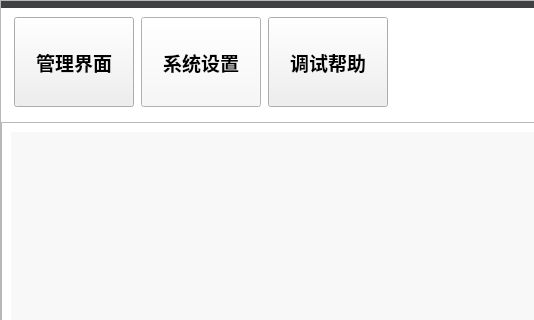
ylxcvvan/Supermarket-Commodity-Management-System, file main/mainwidget.ui: the form before one commit; both pictures show x 0 to 534 and y 0 to 320 of the 905 by 724 pixel window.
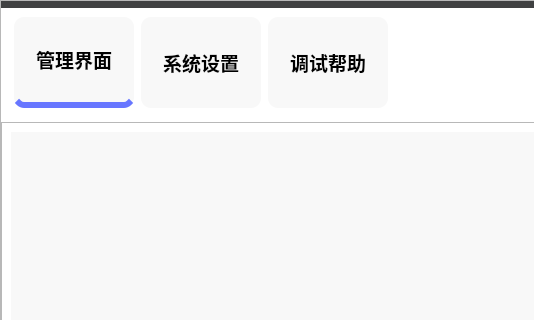
The form after the commit. Icons and pictures are not drawn.

Commit message: 恢复了最初的ui界面， 完成了订单管理的表查询与显示功能， 设置了 该界面将永远位于视图的最上方

Patch:
```diff
--- a/main/mainwidget.ui
+++ b/main/mainwidget.ui
@@ -123,7 +123,7 @@
             <item>
              <widget class="QToolButton" name="toolButtonMain">
               <property name="sizePolicy">
-               <sizepolicy hsizetype="Fixed" vsizetype="Fixed">
+               <sizepolicy hsizetype="Fixed" vsizetype="Expanding">
                 <horstretch>0</horstretch>
                 <verstretch>0</verstretch>
                </sizepolicy>
@@ -145,7 +145,23 @@
                <enum>Qt::NoFocus</enum>
               </property>
               <property name="styleSheet">
-               <string notr="true">toolButtonMain { outline: none; }</string>
+               <string notr="true">#toolButtonMain{
+    border-radius: 10px;
+    background-color: rgb(248, 248, 248);
+}
+
+#toolButtonMain:hover {
+    background-color: rgb(248, 248, 248);
+    border-bottom: 6px solid;
+	 border-bottom-color: rgb(196, 198, 198)
+}
+
+/* 设置被选中时的样式 */
+#toolButtonMain:checked {
+    background-color: rgb(248, 248, 248);
+    border-bottom: 6px solid;
+	 border-bottom-color: rgb(103, 118, 255)
+}</string>
               </property>
               <property name="text">
                <string>管理界面</string>
@@ -164,7 +180,7 @@
                <bool>true</bool>
               </property>
               <property name="checked">
-               <bool>false</bool>
+               <bool>true</bool>
               </property>
               <property name="toolButtonStyle">
                <enum>Qt::ToolButtonTextUnderIcon</enum>
@@ -174,7 +190,7 @@
             <item>
              <widget class="QToolButton" name="toolButtonConfig">
               <property name="sizePolicy">
-               <sizepolicy hsizetype="Fixed" vsizetype="Fixed">
+               <sizepolicy hsizetype="Fixed" vsizetype="Expanding">
                 <horstretch>0</horstretch>
                 <verstretch>0</verstretch>
                </sizepolicy>
@@ -290,7 +306,23 @@
                <enum>Qt::NoFocus</enum>
               </property>
               <property name="styleSheet">
-               <string notr="true"/>
+               <string notr="true">#toolButtonConfig{
+    border-radius: 10px;
+    background-color: rgb(248, 248, 248);
+}
+
+#toolButtonConfig:hover {
+    background-color: rgb(248, 248, 248);
+    border-bottom: 6px solid;
+	 border-bottom-color: rgb(196, 198, 198)
+}
+
+/* 设置被选中时的样式 */
+#toolButtonConfig:checked {
+    background-color: rgb(248, 248, 248);
+    border-bottom: 6px solid;
+	 border-bottom-color: rgb(103, 118, 255)
+}</string>
               </property>
               <property name="text">
                <string>系统设置</string>
@@ -319,7 +351,7 @@
             <item>
              <widget class="QToolButton" name="toolButtonHelp">
               <property name="sizePolicy">
-               <sizepolicy hsizetype="Fixed" vsizetype="Fixed">
+               <sizepolicy hsizetype="Fixed" vsizetype="Expanding">
                 <horstretch>0</horstretch>
                 <verstretch>0</verstretch>
                </sizepolicy>
@@ -342,7 +374,23 @@
                <enum>Qt::NoFocus</enum>
               </property>
               <property name="styleSheet">
-               <string notr="true"/>
+               <string notr="true">#toolButtonHelp{
+    border-radius: 10px;
+    background-color: rgb(248, 248, 248);
+}
+
+#toolButtonHelp:hover {
+    background-color: rgb(248, 248, 248);
+    border-bottom: 6px solid;
+	 border-bottom-color: rgb(196, 198, 198)
+}
+
+/* 设置被选中时的样式 */
+#toolButtonHelp:checked {
+    background-color: rgb(248, 248, 248);
+    border-bottom: 6px solid;
+	 border-bottom-color: rgb(103, 118, 255)
+}</string>
               </property>
               <property name="text">
                <string>调试帮助</string>
```
The commit also changes 18 other files.
